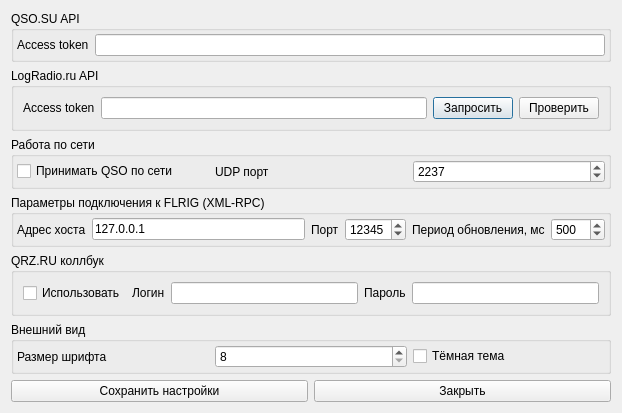
This is settings.ui in qsosu/logger as Qt 5 draws it before an edit. The edited form follows.
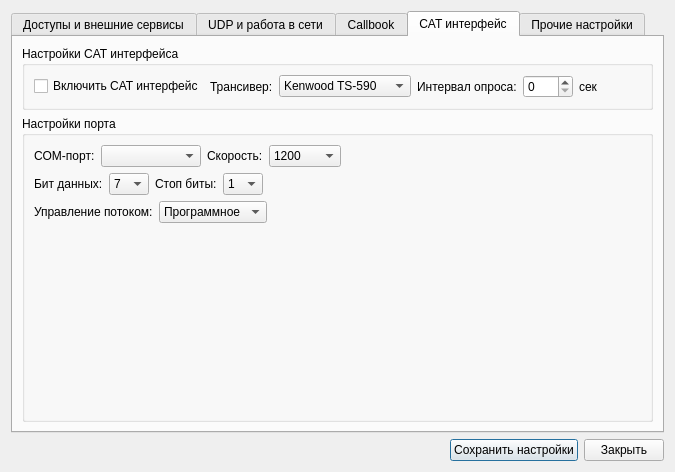
This is the edited form. The open tabs and pages were chosen to show the change. Icons and pictures are not drawn.

```diff
--- a/settings.ui
+++ b/settings.ui
@@ -6,10 +6,16 @@
    <rect>
     <x>0</x>
     <y>0</y>
-    <width>622</width>
-    <height>382</height>
+    <width>675</width>
+    <height>472</height>
    </rect>
   </property>
+  <property name="minimumSize">
+   <size>
+    <width>0</width>
+    <height>390</height>
+   </size>
+  </property>
   <property name="windowTitle">
    <string>Dialog</string>
   </property>
@@ -17,39 +23,160 @@
    <iconset resource="resources.qrc">
     <normaloff>:/resources/images/icon32.ico</normaloff>:/resources/images/icon32.ico</iconset>
   </property>
-  <layout class="QVBoxLayout" name="verticalLayout">
+  <property name="whatsThis">
+   <string notr="true"/>
+  </property>
+  <layout class="QGridLayout" name="gridLayout">
+   <item row="1" column="0">
+    <layout class="QHBoxLayout" name="horizontalLayout_3">
+     <property name="sizeConstraint">
+      <enum>QLayout::SetMinimumSize</enum>
+     </property>
    <item>
+      <spacer name="horizontalSpacer">
+       <property name="orientation">
+        <enum>Qt::Horizontal</enum>
+       </property>
+       <property name="sizeHint" stdset="0">
+        <size>
+         <width>13</width>
+         <height>20</height>
+        </size>
+       </property>
+      </spacer>
+     </item>
+     <item>
+      <widget class="QPushButton" name="saveButton">
+       <property name="text">
+        <string>Сохранить настройки</string>
+       </property>
+      </widget>
+     </item>
+     <item>
+      <widget class="QPushButton" name="closeButton">
+       <property name="text">
+        <string>Закрыть</string>
+       </property>
+      </widget>
+     </item>
+    </layout>
+   </item>
+   <item row="0" column="0">
+    <widget class="QTabWidget" name="tabWidget">
+     <property name="sizePolicy">
+      <sizepolicy hsizetype="MinimumExpanding" vsizetype="Minimum">
+       <horstretch>0</horstretch>
+       <verstretch>0</verstretch>
+      </sizepolicy>
+     </property>
+     <property name="minimumSize">
+      <size>
+       <width>0</width>
+       <height>310</height>
+      </size>
+     </property>
+     <property name="currentIndex">
+      <number>1</number>
+     </property>
+     <widget class="QWidget" name="tab">
+      <attribute name="title">
+       <string>Доступы и внешние сервисы</string>
+      </attribute>
+      <layout class="QGridLayout" name="gridLayout_4">
+       <item row="0" column="0">
     <widget class="QGroupBox" name="groupBox_2">
+         <property name="minimumSize">
+          <size>
+           <width>0</width>
+           <height>0</height>
+          </size>
+         </property>
+         <property name="maximumSize">
+          <size>
+           <width>16777215</width>
+           <height>16777215</height>
+          </size>
+         </property>
      <property name="title">
       <string>QSO.SU API</string>
      </property>
-     <layout class="QHBoxLayout" name="horizontalLayout_4">
-      <property name="leftMargin">
-       <number>3</number>
-      </property>
-      <property name="topMargin">
-       <number>3</number>
-      </property>
-      <property name="rightMargin">
-       <number>3</number>
-      </property>
-      <property name="bottomMargin">
-       <number>3</number>
-      </property>
+         <layout class="QVBoxLayout" name="verticalLayout_2">
+          <item>
+           <layout class="QHBoxLayout" name="horizontalLayout_7">
       <item>
        <widget class="QLabel" name="label_2">
+              <property name="minimumSize">
+               <size>
+                <width>80</width>
+                <height>22</height>
+               </size>
+              </property>
+              <property name="maximumSize">
+               <size>
+                <width>90</width>
+                <height>16777215</height>
+               </size>
+              </property>
         <property name="text">
-         <string>Access token</string>
+               <string>Access token:</string>
         </property>
        </widget>
       </item>
       <item>
-       <widget class="QLineEdit" name="accessToken"/>
-      </item>
-     </layout>
-    </widget>
-   </item>
+             <widget class="QLineEdit" name="accessToken">
+              <property name="minimumSize">
+               <size>
+                <width>0</width>
+                <height>22</height>
+               </size>
+              </property>
+             </widget>
+            </item>
+           </layout>
+          </item>
+          <item>
+           <layout class="QHBoxLayout" name="horizontalLayout_8">
+            <item>
+             <widget class="QLabel" name="userStatusLabel">
+              <property name="minimumSize">
+               <size>
+                <width>125</width>
+                <height>0</height>
+               </size>
+              </property>
+              <property name="text">
+               <string>Подписка Premium:</string>
+              </property>
+             </widget>
+            </item>
+           </layout>
+          </item>
    <item>
+           <layout class="QHBoxLayout" name="horizontalLayout_11">
+            <item>
+             <widget class="QLabel" name="registered_label">
+              <property name="text">
+               <string>Дата регистрации:</string>
+              </property>
+             </widget>
+            </item>
+           </layout>
+          </item>
+          <item>
+           <layout class="QHBoxLayout" name="horizontalLayout_13">
+            <item>
+             <widget class="QLabel" name="last_activit_label">
+              <property name="text">
+               <string>Последняя активность:</string>
+              </property>
+             </widget>
+            </item>
+           </layout>
+          </item>
+         </layout>
+        </widget>
+       </item>
+       <item row="1" column="0" alignment="Qt::AlignTop">
     <widget class="QGroupBox" name="groupBox_7">
      <property name="sizePolicy">
       <sizepolicy hsizetype="Minimum" vsizetype="Minimum">
@@ -66,25 +193,27 @@
      <property name="title">
       <string>LogRadio.ru API</string>
      </property>
-     <layout class="QGridLayout" name="gridLayout">
-      <item row="0" column="0">
+         <layout class="QVBoxLayout" name="verticalLayout_6">
+          <item>
+           <layout class="QHBoxLayout" name="horizontalLayout_4">
+            <item>
        <widget class="QLabel" name="label_11">
         <property name="text">
-         <string>Access token</string>
+               <string>Access token:</string>
         </property>
        </widget>
       </item>
-      <item row="0" column="1">
+            <item>
        <widget class="QLineEdit" name="LogRadioAccessToken"/>
       </item>
-      <item row="0" column="2">
+            <item>
        <widget class="QPushButton" name="getLogRadioTokenBtn">
         <property name="text">
          <string>Запросить</string>
         </property>
        </widget>
       </item>
-      <item row="0" column="3">
+            <item>
        <widget class="QPushButton" name="checkLogRadioTokenBtn">
         <property name="text">
          <string>Проверить</string>
@@ -92,26 +221,63 @@
        </widget>
       </item>
      </layout>
-    </widget>
-   </item>
-   <item>
+          </item>
+         </layout>
+        </widget>
+       </item>
+       <item row="2" column="0">
+        <spacer name="verticalSpacer_3">
+         <property name="orientation">
+          <enum>Qt::Vertical</enum>
+         </property>
+         <property name="sizeHint" stdset="0">
+          <size>
+           <width>20</width>
+           <height>40</height>
+          </size>
+         </property>
+        </spacer>
+       </item>
+      </layout>
+     </widget>
+     <widget class="QWidget" name="tab_3">
+      <attribute name="title">
+       <string>UDP и работа в сети</string>
+      </attribute>
+      <layout class="QGridLayout" name="gridLayout_2">
+       <item row="3" column="0">
+        <spacer name="verticalSpacer_4">
+         <property name="orientation">
+          <enum>Qt::Vertical</enum>
+         </property>
+         <property name="sizeHint" stdset="0">
+          <size>
+           <width>20</width>
+           <height>40</height>
+          </size>
+         </property>
+        </spacer>
+       </item>
+       <item row="0" column="0">
     <widget class="QGroupBox" name="groupBox">
+         <property name="minimumSize">
+          <size>
+           <width>0</width>
+           <height>90</height>
+          </size>
+         </property>
+         <property name="maximumSize">
+          <size>
+           <width>16777215</width>
+           <height>90</height>
+          </size>
+         </property>
      <property name="title">
       <string>Работа по сети</string>
      </property>
-     <layout class="QHBoxLayout" name="horizontalLayout">
-      <property name="leftMargin">
-       <number>3</number>
-      </property>
-      <property name="topMargin">
-       <number>3</number>
-      </property>
-      <property name="rightMargin">
-       <number>3</number>
-      </property>
-      <property name="bottomMargin">
-       <number>3</number>
-      </property>
+         <layout class="QVBoxLayout" name="verticalLayout_4">
+          <item>
+           <layout class="QHBoxLayout" name="horizontalLayout_12">
       <item>
        <widget class="QCheckBox" name="udpServerEnableCheckbox">
         <property name="text">
@@ -119,15 +285,21 @@
         </property>
        </widget>
       </item>
-      <item>
+            <item alignment="Qt::AlignRight">
        <widget class="QLabel" name="label">
         <property name="text">
-         <string>UDP порт</string>
+               <string>UDP порт:</string>
         </property>
        </widget>
       </item>
       <item>
        <widget class="QSpinBox" name="udpServerPort">
+              <property name="minimumSize">
+               <size>
+                <width>0</width>
+                <height>22</height>
+               </size>
+              </property>
         <property name="minimum">
          <number>1</number>
         </property>
@@ -139,49 +311,98 @@
         </property>
        </widget>
       </item>
+           </layout>
+          </item>
       <item>
-       <spacer name="horizontalSpacer">
-        <property name="orientation">
-         <enum>Qt::Vertical</enum>
-        </property>
-        <property name="sizeHint" stdset="0">
+           <layout class="QHBoxLayout" name="horizontalLayout">
+            <item>
+             <widget class="QCheckBox" name="checkBox">
+              <property name="text">
+               <string>Ретранслировать QSO по сети</string>
+              </property>
+             </widget>
+            </item>
+            <item alignment="Qt::AlignRight">
+             <widget class="QLabel" name="label_20">
+              <property name="text">
+               <string>UDP порт:</string>
+              </property>
+             </widget>
+            </item>
+            <item>
+             <widget class="QSpinBox" name="udpServerPort_2">
+              <property name="minimumSize">
          <size>
           <width>0</width>
-          <height>20</height>
-         </size>
-        </property>
-       </spacer>
-      </item>
-     </layout>
-    </widget>
-   </item>
-   <item>
+                <height>22</height>
+               </size>
+              </property>
+              <property name="minimum">
+               <number>1</number>
+              </property>
+              <property name="maximum">
+               <number>65535</number>
+              </property>
+              <property name="value">
+               <number>2240</number>
+              </property>
+             </widget>
+            </item>
+           </layout>
+          </item>
+         </layout>
+        </widget>
+       </item>
+       <item row="1" column="0">
     <widget class="QGroupBox" name="groupBox_3">
+         <property name="minimumSize">
+          <size>
+           <width>0</width>
+           <height>70</height>
+          </size>
+         </property>
+         <property name="maximumSize">
+          <size>
+           <width>16777215</width>
+           <height>70</height>
+          </size>
+         </property>
      <property name="title">
       <string>Параметры подключения к FLRIG (XML-RPC)</string>
      </property>
+         <layout class="QGridLayout" name="gridLayout_5">
+          <item row="0" column="0">
      <layout class="QHBoxLayout" name="horizontalLayout_5">
-      <property name="leftMargin">
-       <number>3</number>
-      </property>
-      <property name="topMargin">
-       <number>3</number>
-      </property>
-      <property name="rightMargin">
-       <number>3</number>
-      </property>
-      <property name="bottomMargin">
-       <number>3</number>
+            <property name="sizeConstraint">
+             <enum>QLayout::SetMinimumSize</enum>
       </property>
       <item>
        <widget class="QLabel" name="label_3">
         <property name="text">
-         <string>Адрес хоста</string>
+               <string>Адрес хоста:</string>
         </property>
        </widget>
       </item>
       <item>
        <widget class="QLineEdit" name="flrigHost">
+              <property name="sizePolicy">
+               <sizepolicy hsizetype="Expanding" vsizetype="Minimum">
+                <horstretch>0</horstretch>
+                <verstretch>0</verstretch>
+               </sizepolicy>
+              </property>
+              <property name="minimumSize">
+               <size>
+                <width>150</width>
+                <height>22</height>
+               </size>
+              </property>
+              <property name="maximumSize">
+               <size>
+                <width>16777215</width>
+                <height>22</height>
+               </size>
+              </property>
         <property name="text">
          <string>127.0.0.1</string>
         </property>
@@ -190,12 +411,18 @@
       <item>
        <widget class="QLabel" name="label_4">
         <property name="text">
-         <string>Порт</string>
+               <string>Порт:</string>
         </property>
        </widget>
       </item>
       <item>
        <widget class="QSpinBox" name="flrigPort">
+              <property name="minimumSize">
+               <size>
+                <width>0</width>
+                <height>22</height>
+               </size>
+              </property>
         <property name="minimum">
          <number>1</number>
         </property>
@@ -210,12 +437,18 @@
       <item>
        <widget class="QLabel" name="label_5">
         <property name="text">
-         <string>Период обновления, мс</string>
+               <string>Период обновления, мс:</string>
         </property>
        </widget>
       </item>
       <item>
        <widget class="QSpinBox" name="flrigPeriod">
+              <property name="minimumSize">
+               <size>
+                <width>0</width>
+                <height>22</height>
+               </size>
+              </property>
         <property name="minimum">
          <number>200</number>
         </property>
@@ -227,27 +460,74 @@
         </property>
        </widget>
       </item>
+           </layout>
+          </item>
+         </layout>
+        </widget>
+       </item>
+      </layout>
+     </widget>
+     <widget class="QWidget" name="tab_2">
+      <attribute name="title">
+       <string>Callbook</string>
+      </attribute>
+      <layout class="QVBoxLayout" name="verticalLayout_5">
       <item>
-       <spacer name="horizontalSpacer_4">
-        <property name="orientation">
-         <enum>Qt::Vertical</enum>
-        </property>
-        <property name="sizeHint" stdset="0">
+        <widget class="QGroupBox" name="groupBox_8">
+         <property name="sizePolicy">
+          <sizepolicy hsizetype="Preferred" vsizetype="Minimum">
+           <horstretch>0</horstretch>
+           <verstretch>0</verstretch>
+          </sizepolicy>
+         </property>
+         <property name="minimumSize">
          <size>
           <width>0</width>
-          <height>20</height>
-         </size>
-        </property>
-       </spacer>
+           <height>60</height>
+          </size>
+         </property>
+         <property name="maximumSize">
+          <size>
+           <width>16777215</width>
+           <height>60</height>
+          </size>
+         </property>
+         <property name="title">
+          <string>Premium Callbook QSO.SU</string>
+         </property>
+         <layout class="QVBoxLayout" name="verticalLayout">
+          <item>
+           <widget class="QCheckBox" name="CallbookCheckBox">
+            <property name="enabled">
+             <bool>false</bool>
+            </property>
+            <property name="text">
+             <string>Использовать Callbook QSO.SU</string>
+            </property>
+           </widget>
       </item>
      </layout>
     </widget>
    </item>
    <item>
     <widget class="QGroupBox" name="groupBox_4">
+         <property name="minimumSize">
+          <size>
+           <width>0</width>
+           <height>70</height>
+          </size>
+         </property>
+         <property name="maximumSize">
+          <size>
+           <width>16777215</width>
+           <height>70</height>
+          </size>
+         </property>
      <property name="title">
-      <string>QRZ.RU коллбук</string>
-     </property>
+          <string>QRZ.RU</string>
+         </property>
+         <layout class="QVBoxLayout" name="verticalLayout_7">
+          <item>
      <layout class="QHBoxLayout" name="horizontalLayout_2">
       <item>
        <widget class="QCheckBox" name="qrzruEnable">
@@ -258,54 +538,451 @@
       </item>
       <item>
        <widget class="QLabel" name="label_6">
+              <property name="sizePolicy">
+               <sizepolicy hsizetype="Fixed" vsizetype="Fixed">
+                <horstretch>0</horstretch>
+                <verstretch>0</verstretch>
+               </sizepolicy>
+              </property>
+              <property name="maximumSize">
+               <size>
+                <width>16777215</width>
+                <height>22</height>
+               </size>
+              </property>
         <property name="text">
-         <string>Логин</string>
+               <string>Логин:</string>
         </property>
        </widget>
       </item>
       <item>
-       <widget class="QLineEdit" name="qrzruLogin"/>
+             <widget class="QLineEdit" name="qrzruLogin">
+              <property name="minimumSize">
+               <size>
+                <width>0</width>
+                <height>22</height>
+               </size>
+              </property>
+             </widget>
       </item>
       <item>
        <widget class="QLabel" name="label_7">
+              <property name="sizePolicy">
+               <sizepolicy hsizetype="Fixed" vsizetype="Fixed">
+                <horstretch>0</horstretch>
+                <verstretch>0</verstretch>
+               </sizepolicy>
+              </property>
+              <property name="maximumSize">
+               <size>
+                <width>16777215</width>
+                <height>22</height>
+               </size>
+              </property>
         <property name="text">
-         <string>Пароль</string>
+               <string>Пароль:</string>
         </property>
        </widget>
       </item>
       <item>
-       <widget class="QLineEdit" name="qrzruPassword"/>
-      </item>
-     </layout>
+             <widget class="QLineEdit" name="qrzruPassword">
+              <property name="minimumSize">
+               <size>
+                <width>0</width>
+                <height>22</height>
+               </size>
+              </property>
+             </widget>
+            </item>
+           </layout>
+          </item>
+         </layout>
     </widget>
    </item>
    <item>
+        <spacer name="verticalSpacer_2">
+         <property name="orientation">
+          <enum>Qt::Vertical</enum>
+         </property>
+         <property name="sizeHint" stdset="0">
+          <size>
+           <width>20</width>
+           <height>40</height>
+          </size>
+         </property>
+        </spacer>
+       </item>
+      </layout>
+     </widget>
+     <widget class="QWidget" name="tab_5">
+      <attribute name="title">
+       <string>CAT интерфейс</string>
+      </attribute>
+      <layout class="QGridLayout" name="gridLayout_8">
+       <item row="0" column="0">
+        <widget class="QGroupBox" name="groupBox_6">
+         <property name="title">
+          <string>Настройки CAT интерфейса</string>
+         </property>
+         <layout class="QHBoxLayout" name="horizontalLayout_15">
+          <item>
+           <layout class="QHBoxLayout" name="horizontalLayout_6">
+            <item>
+             <widget class="QCheckBox" name="EnableCATcheckBox">
+              <property name="text">
+               <string>Включить CAT интерфейс</string>
+              </property>
+             </widget>
+            </item>
+            <item>
+             <widget class="QLabel" name="label_8">
+              <property name="text">
+               <string>Трансивер:</string>
+              </property>
+             </widget>
+            </item>
+            <item>
+             <widget class="QComboBox" name="TRXTypeComboBox">
+              <property name="minimumSize">
+               <size>
+                <width>130</width>
+                <height>0</height>
+               </size>
+              </property>
+              <item>
+               <property name="text">
+                <string>Kenwood TS-590</string>
+               </property>
+              </item>
+              <item>
+               <property name="text">
+                <string>Kenwood TS-890</string>
+               </property>
+              </item>
+              <item>
+               <property name="text">
+                <string>Kenwood TS-480</string>
+               </property>
+              </item>
+              <item>
+               <property name="text">
+                <string>Kenwood TS-2000</string>
+               </property>
+              </item>
+             </widget>
+            </item>
+            <item>
+             <widget class="QLabel" name="label_10">
+              <property name="text">
+               <string>Интервал опроса:</string>
+              </property>
+             </widget>
+            </item>
+            <item>
+             <widget class="QSpinBox" name="IntervalSpinBox">
+              <property name="minimumSize">
+               <size>
+                <width>50</width>
+                <height>0</height>
+               </size>
+              </property>
+             </widget>
+            </item>
+            <item>
+             <widget class="QLabel" name="label_17">
+              <property name="text">
+               <string>сек</string>
+              </property>
+             </widget>
+            </item>
+            <item>
+             <spacer name="horizontalSpacer_6">
+              <property name="orientation">
+               <enum>Qt::Horizontal</enum>
+              </property>
+              <property name="sizeHint" stdset="0">
+               <size>
+                <width>40</width>
+                <height>20</height>
+               </size>
+              </property>
+             </spacer>
+            </item>
+           </layout>
+          </item>
+         </layout>
+        </widget>
+       </item>
+       <item row="1" column="0">
+        <widget class="QGroupBox" name="groupBox_9">
+         <property name="title">
+          <string>Настройки порта</string>
+         </property>
+         <layout class="QGridLayout" name="gridLayout_7">
+          <item row="1" column="0">
+           <layout class="QHBoxLayout" name="horizontalLayout_10">
+            <item>
+             <widget class="QLabel" name="label_14">
+              <property name="text">
+               <string>Бит данных:</string>
+              </property>
+             </widget>
+            </item>
+            <item>
+             <widget class="QComboBox" name="SerialPortDataBitsComboBox">
+              <property name="minimumSize">
+               <size>
+                <width>40</width>
+                <height>0</height>
+               </size>
+              </property>
+              <item>
+               <property name="text">
+                <string>7</string>
+               </property>
+              </item>
+              <item>
+               <property name="text">
+                <string>8</string>
+               </property>
+              </item>
+             </widget>
+            </item>
+            <item>
+             <widget class="QLabel" name="label_15">
+              <property name="text">
+               <string>Стоп биты:</string>
+              </property>
+             </widget>
+            </item>
+            <item>
+             <widget class="QComboBox" name="SerialPortStopBitComboBox">
+              <property name="minimumSize">
+               <size>
+                <width>40</width>
+                <height>0</height>
+               </size>
+              </property>
+              <item>
+               <property name="text">
+                <string>1</string>
+               </property>
+              </item>
+              <item>
+               <property name="text">
+                <string>2</string>
+               </property>
+              </item>
+             </widget>
+            </item>
+            <item>
+             <spacer name="horizontalSpacer_4">
+              <property name="orientation">
+               <enum>Qt::Horizontal</enum>
+              </property>
+              <property name="sizeHint" stdset="0">
+               <size>
+                <width>40</width>
+                <height>20</height>
+               </size>
+              </property>
+             </spacer>
+            </item>
+           </layout>
+          </item>
+          <item row="0" column="0">
+           <layout class="QHBoxLayout" name="horizontalLayout_9">
+            <item>
+             <widget class="QLabel" name="label_12">
+              <property name="text">
+               <string>COM-порт:</string>
+              </property>
+             </widget>
+            </item>
+            <item>
+             <widget class="QComboBox" name="SerialPortComboBox">
+              <property name="minimumSize">
+               <size>
+                <width>100</width>
+                <height>0</height>
+               </size>
+              </property>
+             </widget>
+            </item>
+            <item>
+             <widget class="QLabel" name="label_13">
+              <property name="text">
+               <string>Скорость:</string>
+              </property>
+             </widget>
+            </item>
+            <item>
+             <widget class="QComboBox" name="SerialPortBaudComboBox">
+              <item>
+               <property name="text">
+                <string>1200</string>
+               </property>
+              </item>
+              <item>
+               <property name="text">
+                <string>2400</string>
+               </property>
+              </item>
+              <item>
+               <property name="text">
+                <string>4800</string>
+               </property>
+              </item>
+              <item>
+               <property name="text">
+                <string>9600</string>
+               </property>
+              </item>
+              <item>
+               <property name="text">
+                <string>19200</string>
+               </property>
+              </item>
+              <item>
+               <property name="text">
+                <string>38400</string>
+               </property>
+              </item>
+              <item>
+               <property name="text">
+                <string>57600</string>
+               </property>
+              </item>
+              <item>
+               <property name="text">
+                <string>115200</string>
+               </property>
+              </item>
+             </widget>
+            </item>
+            <item>
+             <spacer name="horizontalSpacer_3">
+              <property name="orientation">
+               <enum>Qt::Horizontal</enum>
+              </property>
+              <property name="sizeHint" stdset="0">
+               <size>
+                <width>40</width>
+                <height>20</height>
+               </size>
+              </property>
+             </spacer>
+            </item>
+           </layout>
+          </item>
+          <item row="2" column="0">
+           <layout class="QHBoxLayout" name="horizontalLayout_14">
+            <item>
+             <widget class="QLabel" name="label_16">
+              <property name="text">
+               <string>Управление потоком:</string>
+              </property>
+             </widget>
+            </item>
+            <item>
+             <widget class="QComboBox" name="SerialPortFlowControlComboBox">
+              <item>
+               <property name="text">
+                <string>Программное</string>
+               </property>
+              </item>
+              <item>
+               <property name="text">
+                <string>Аппаратное</string>
+               </property>
+              </item>
+              <item>
+               <property name="text">
+                <string>Отключено</string>
+               </property>
+              </item>
+             </widget>
+            </item>
+            <item>
+             <spacer name="horizontalSpacer_5">
+              <property name="orientation">
+               <enum>Qt::Horizontal</enum>
+              </property>
+              <property name="sizeHint" stdset="0">
+               <size>
+                <width>40</width>
+                <height>20</height>
+               </size>
+              </property>
+             </spacer>
+            </item>
+           </layout>
+          </item>
+          <item row="3" column="0">
+           <spacer name="verticalSpacer_5">
+            <property name="orientation">
+             <enum>Qt::Vertical</enum>
+            </property>
+            <property name="sizeHint" stdset="0">
+             <size>
+              <width>20</width>
+              <height>40</height>
+             </size>
+            </property>
+           </spacer>
+          </item>
+         </layout>
+        </widget>
+       </item>
+      </layout>
+     </widget>
+     <widget class="QWidget" name="tab_4">
+      <attribute name="title">
+       <string>Прочие настройки</string>
+      </attribute>
+      <layout class="QGridLayout" name="gridLayout_3">
+       <item row="0" column="0" alignment="Qt::AlignTop">
     <widget class="QGroupBox" name="groupBox_5">
      <property name="title">
       <string>Внешний вид</string>
      </property>
-     <layout class="QHBoxLayout" name="horizontalLayout_6">
-      <property name="leftMargin">
-       <number>3</number>
-      </property>
-      <property name="topMargin">
-       <number>3</number>
-      </property>
-      <property name="rightMargin">
-       <number>3</number>
-      </property>
-      <property name="bottomMargin">
-       <number>3</number>
-      </property>
+         <layout class="QVBoxLayout" name="verticalLayout_3">
       <item>
+           <layout class="QGridLayout" name="gridLayout_6">
+            <item row="0" column="3">
+             <widget class="QCheckBox" name="darkTheimeCheckBox">
+              <property name="text">
+               <string>Тёмная тема</string>
+              </property>
+             </widget>
+            </item>
+            <item row="0" column="0">
        <widget class="QLabel" name="label_9">
+              <property name="maximumSize">
+               <size>
+                <width>16777215</width>
+                <height>16777215</height>
+               </size>
+              </property>
         <property name="text">
-         <string>Размер шрифта</string>
+               <string>Размер шрифта:</string>
         </property>
        </widget>
       </item>
-      <item>
+            <item row="0" column="1">
        <widget class="QSpinBox" name="fontSize">
+              <property name="minimumSize">
+               <size>
+                <width>60</width>
+                <height>0</height>
+               </size>
+              </property>
+              <property name="maximumSize">
+               <size>
+                <width>60</width>
+                <height>16777215</height>
+               </size>
+              </property>
         <property name="minimum">
          <number>8</number>
         </property>
@@ -314,72 +991,40 @@
         </property>
        </widget>
       </item>
-      <item>
-       <spacer name="horizontalSpacer_6">
-        <property name="orientation">
-         <enum>Qt::Vertical</enum>
-        </property>
-        <property name="sizeHint" stdset="0">
-         <size>
-          <width>0</width>
-          <height>20</height>
-         </size>
-        </property>
-       </spacer>
-      </item>
-      <item>
-       <widget class="QCheckBox" name="darkTheimeCheckBox">
-        <property name="text">
-         <string>Тёмная тема</string>
-        </property>
-       </widget>
-      </item>
-     </layout>
-    </widget>
-   </item>
-   <item>
-    <layout class="QHBoxLayout" name="horizontalLayout_3">
-     <item>
+            <item row="0" column="2">
       <spacer name="horizontalSpacer_2">
        <property name="orientation">
-        <enum>Qt::Vertical</enum>
+               <enum>Qt::Horizontal</enum>
        </property>
        <property name="sizeHint" stdset="0">
         <size>
-         <width>0</width>
+                <width>40</width>
          <height>20</height>
         </size>
        </property>
       </spacer>
      </item>
-     <item>
-      <widget class="QPushButton" name="saveButton">
-       <property name="text">
-        <string>Сохранить настройки</string>
-       </property>
-      </widget>
-     </item>
-     <item>
-      <widget class="QPushButton" name="closeButton">
-       <property name="text">
-        <string>Закрыть</string>
-       </property>
-      </widget>
-     </item>
-     <item>
-      <spacer name="horizontalSpacer_3">
+           </layout>
+          </item>
+         </layout>
+        </widget>
+       </item>
+       <item row="1" column="0">
+        <spacer name="verticalSpacer">
        <property name="orientation">
         <enum>Qt::Vertical</enum>
        </property>
        <property name="sizeHint" stdset="0">
         <size>
-         <width>0</width>
-         <height>20</height>
+           <width>20</width>
+           <height>40</height>
         </size>
        </property>
       </spacer>
      </item>
     </layout>
+     </widget>
+    </widget>
    </item>
   </layout>
  </widget>
```
Lines whose indentation alone changed are shown as unchanged.
